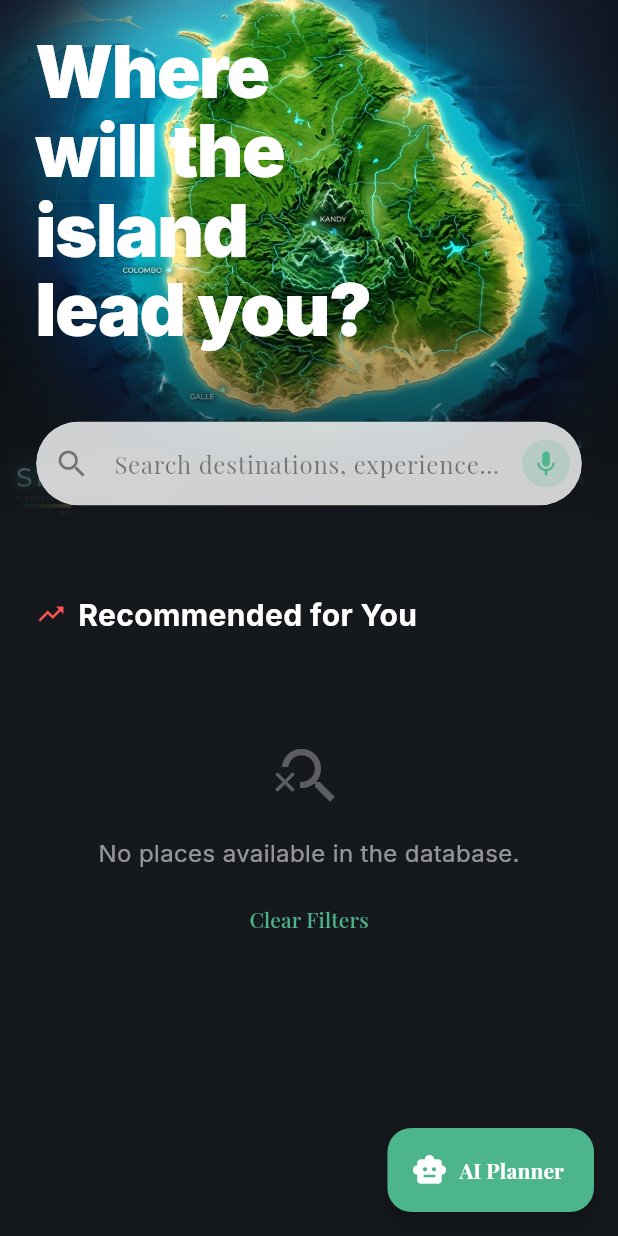
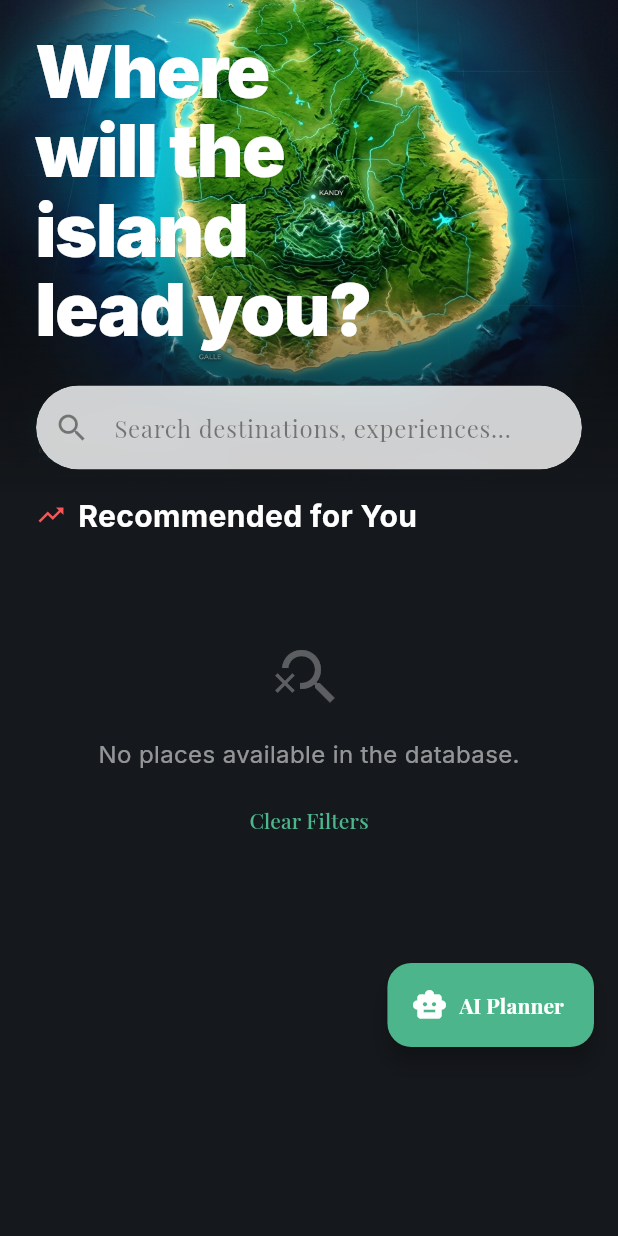
Before and after one commit to Rasindu-perera/Ceylon-Trekker, a Flutter app: the HomeScreen screen opened directly, scrolled down 87 dp, on a phone screen of 412 x 824 dp. Run offline on Flutter 3.47's test engine with Material 3 defaults, Android fonts, the phone set to English and light mode, and no system bars; our stand-ins replace firebase_auth, firebase_core, firebase_database, firebase_messaging, flutter_dotenv, flutter_map and 6 more; accounts and stored records are empty.

Commit message:
hame page ui update

```diff
--- a/lib/screens/home_screen.dart
+++ b/lib/screens/home_screen.dart
@@ -172,7 +172,7 @@ class _HomeScreenState extends State<HomeScreen> {
             // Hero Section with Search Bar
             _buildHeroSection(),
 
-            const SizedBox(height: 32),
+            const SizedBox(height: 0),
 
             // Recommended / Searched Places
             _buildSectionHeader(
@@ -183,17 +183,20 @@ class _HomeScreenState extends State<HomeScreen> {
             const SizedBox(height: 16),
             _buildRecommendations(),
 
-            const SizedBox(height: 140),
+            const SizedBox(height: 200),
           ],
         ),
       ),
-      floatingActionButton: FloatingActionButton.extended(
+      floatingActionButton: Padding(
+        padding: const EdgeInsets.only(bottom: 110.0),
+        child: FloatingActionButton.extended(
           onPressed: () {
             Navigator.push(context, MaterialPageRoute(builder: (context) => const PlanScreen()));
           },
           backgroundColor: AppTheme.emerald,
           icon: const Icon(Icons.smart_toy, color: Colors.white),
           label: const Text('AI Planner', style: TextStyle(color: Colors.white, fontWeight: FontWeight.bold)),
+        ),
       ),
     );
   }
@@ -202,7 +205,8 @@ class _HomeScreenState extends State<HomeScreen> {
     return Stack(
       children: [
         // Hero Image with Gradient Fade
-        ShaderMask(
+        Positioned.fill(
+          child: ShaderMask(
             shaderCallback: (rect) {
               return const LinearGradient(
                 begin: Alignment.topCenter,
@@ -214,10 +218,10 @@ class _HomeScreenState extends State<HomeScreen> {
             blendMode: BlendMode.dstIn,
             child: Image.asset(
               'assets/images/hero_sri_lanka.png',
-            height: 450,
               width: double.infinity,
               fit: BoxFit.cover,
               alignment: Alignment.topCenter,
+            ),
           ),
         ),
 
@@ -290,7 +294,7 @@ class _HomeScreenState extends State<HomeScreen> {
                   ),
                 ),
 
-                const SizedBox(height: 48),
+                const SizedBox(height: 24),
 
                 // Search Bar
                 ClipRRect(
@@ -310,17 +314,6 @@ class _HomeScreenState extends State<HomeScreen> {
                           hintText: 'Search destinations, experiences...',
                           hintStyle: const TextStyle(color: Colors.black45),
                           prefixIcon: const Icon(Icons.search, color: Colors.black45),
-                          suffixIcon: GestureDetector(
-                            onTap: _simulateVoiceSearch,
-                            child: Container(
-                              margin: const EdgeInsets.all(8),
-                              decoration: BoxDecoration(
-                                color: AppTheme.emerald.withValues(alpha: 0.2),
-                                shape: BoxShape.circle,
-                              ),
-                              child: const Icon(Icons.mic, color: AppTheme.emerald, size: 20),
-                            ),
-                          ),
                           border: InputBorder.none,
                           contentPadding: const EdgeInsets.symmetric(horizontal: 20, vertical: 16),
                         ),
```
Also changed, not shown: lib/screens/trip_history_screen.dart (+31 -4 lines). Lines whose indentation alone changed are shown as unchanged.
